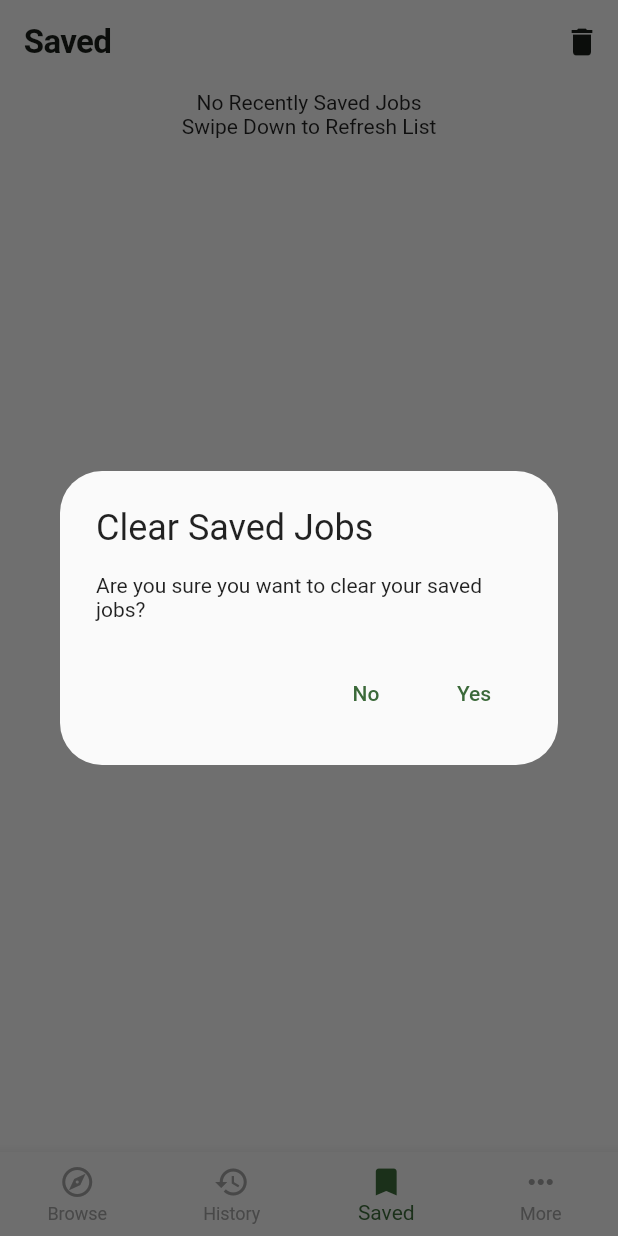
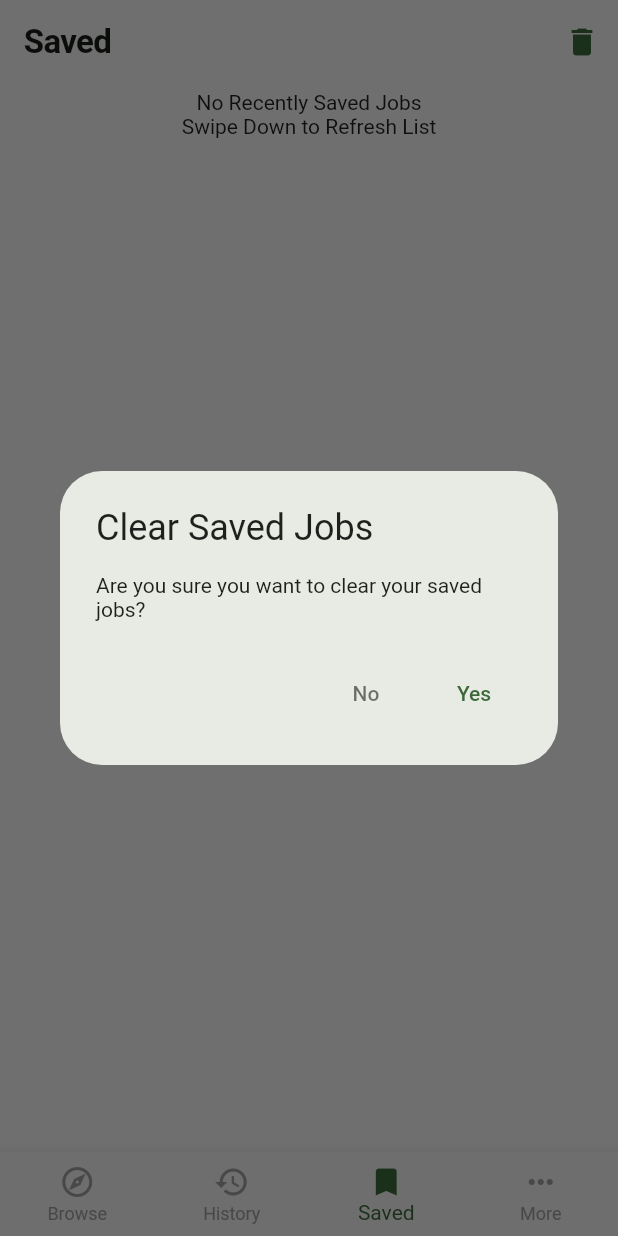
Before and after one commit to doreanbyte/katswiri, a Flutter app: the screen it shows after launch, item 3 of the bottom bar chosen, after a tap on the "delete" icon, on a phone screen of 412 x 824 dp. Run offline on Flutter 3.47's test engine with Material 2 defaults, Android fonts, the phone set to English and light mode, and no system bars; drawn by our look-alikes of dynamic_color; our stand-ins replace cached_network_image, dio, flutter_bloc, flutter_widget_from_html_core, share_plus, shared_preferences and 3 more; missing offline and left inert: dio_cache_interceptor; accounts and stored records are empty.

Commit message:
Adjust some more widget color properties and remove unnecessary property definitions

```diff
--- a/lib/app_theme.dart
+++ b/lib/app_theme.dart
@@ -42,13 +42,12 @@ ThemeData buildTheme({ColorScheme? scheme, required Brightness brightness}) {
           isDark ? const Color(0xFF000000) : const Color(0xFFF0F0F0),
       unselectedItemColor: Colors.grey,
     ),
-    appBarTheme: AppBarTheme(
-      backgroundColor: Colors.transparent,
-      foregroundColor: defScheme.onSurface,
+    appBarTheme: origin.appBarTheme.copyWith(
+      color: isDark ? Colors.black : const Color(0xFFF2F2F2),
       elevation: 0,
     ),
     dialogTheme: origin.dialogTheme.copyWith(
-      backgroundColor: isDark ? Colors.black : const Color(0xFFFAFAFA),
+      surfaceTintColor: isDark ? Colors.black : const Color(0xFFFAFAFA),
     ),
     iconTheme: IconThemeData(
       color: colorScheme.primary,
--- a/lib/screens/bottom_navigation.dart
+++ b/lib/screens/bottom_navigation.dart
@@ -97,7 +97,6 @@ class _BottomNavigationScreenState extends State<BottomNavigationScreen> {
     switch (page) {
       case Page.browse:
         return AppBar(
-          elevation: 0,
           title: const Text(
             'Browse',
             style: TextStyle(
@@ -141,7 +140,6 @@ class _BottomNavigationScreenState extends State<BottomNavigationScreen> {
         );
       case Page.history:
         return AppBar(
-          elevation: 0,
           title: const Text(
             'History',
             style: TextStyle(
@@ -153,15 +151,15 @@ class _BottomNavigationScreenState extends State<BottomNavigationScreen> {
           actions: [
             IconButton(
               onPressed: () => _showClearHistory(context),
-              icon: const Icon(
+              icon: Icon(
                 Icons.delete,
+                color: Theme.of(context).iconTheme.color,
               ),
             ),
           ],
         );
       case Page.saved:
         return AppBar(
-          elevation: 0,
           title: const Text(
             'Saved',
             style: TextStyle(
@@ -175,13 +173,13 @@ class _BottomNavigationScreenState extends State<BottomNavigationScreen> {
               onPressed: () => _showClearSavedJobs(context),
               icon: Icon(
                 Icons.delete,
+                color: Theme.of(context).iconTheme.color,
               ),
             ),
           ],
         );
       case Page.more:
         return AppBar(
-          elevation: 0,
           title: const Text(
             'More',
             style: TextStyle(
@@ -205,8 +203,9 @@ class _BottomNavigationScreenState extends State<BottomNavigationScreen> {
           content: const Text('Are you sure you want to clear your history?'),
           actions: [
             TextButton(
-              child: const Text(
+              child: Text(
                 'No',
+                style: TextStyle(color: Theme.of(context).secondaryHeaderColor),
               ),
               onPressed: () {
                 Navigator.of(context).pop();
@@ -237,8 +236,11 @@ class _BottomNavigationScreenState extends State<BottomNavigationScreen> {
               const Text('Are you sure you want to clear your saved jobs?'),
           actions: [
             TextButton(
-              child: const Text(
+              child: Text(
                 'No',
+                style: TextStyle(
+                  color: Theme.of(context).secondaryHeaderColor,
+                ),
               ),
               onPressed: () {
                 Navigator.of(context).pop();
--- a/lib/screens/job_tag_screen.dart
+++ b/lib/screens/job_tag_screen.dart
@@ -24,8 +24,9 @@ class JobTagScreen extends StatelessWidget {
           title,
         ),
         leading: IconButton(
-          icon: const Icon(
+          icon: Icon(
             Icons.chevron_left,
+            color: Theme.of(context).iconTheme.color,
           ),
           onPressed: () {
             Navigator.of(context).pop();
```
